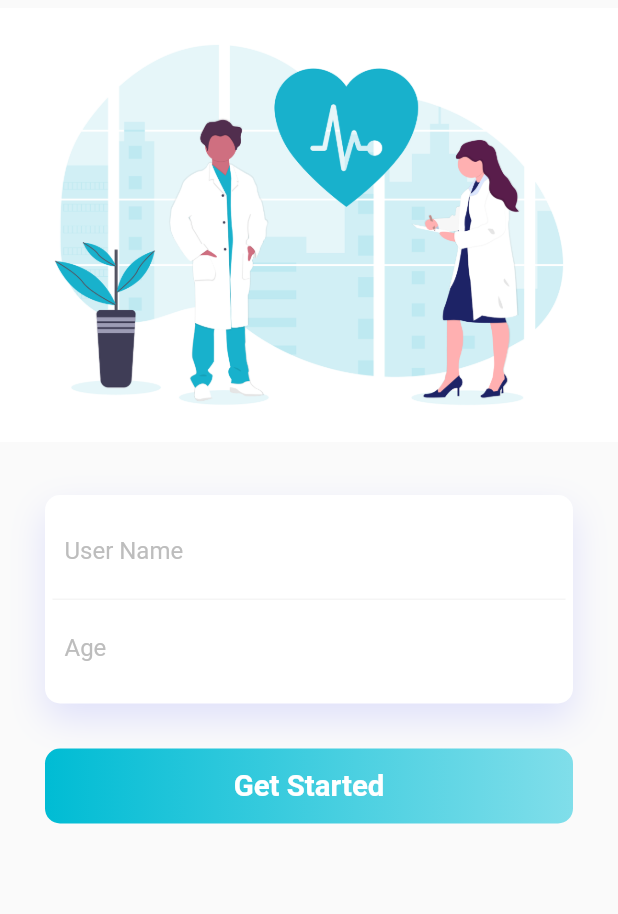
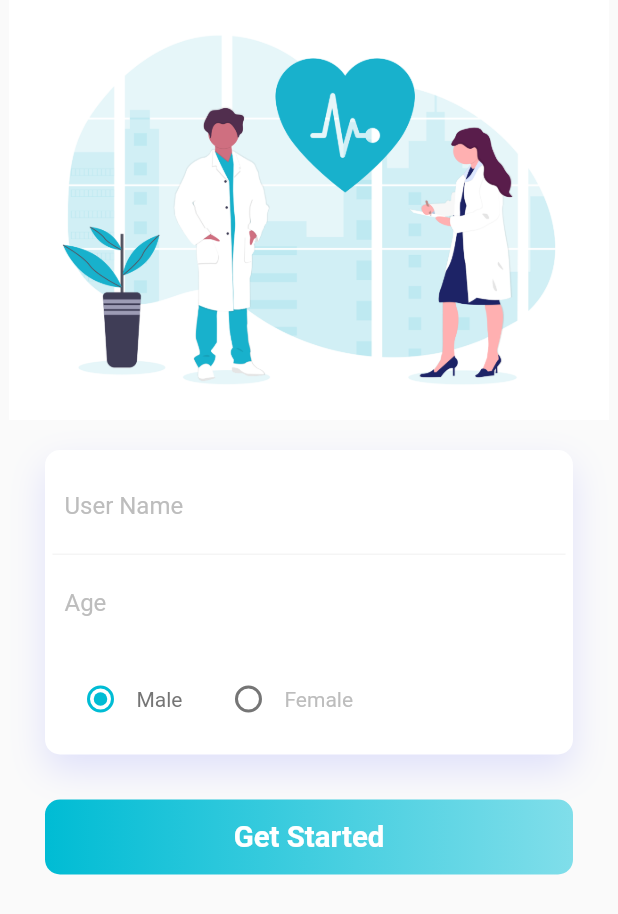
Before and after one commit to M0hammedHaris/pr_doctor, a Flutter app: the LoginPage screen opened directly, on a phone screen of 412 x 824 dp. Shown: the top 914 px of the screen. Run offline on Flutter 3.47's test engine with Material 2 defaults, Android fonts, the phone set to English and light mode, and no system bars; our stand-ins replace moor_flutter, shimmer, simple_animations, toast; missing offline and left inert: flutter_dialogflow_v2; generated files the repository leaves out were written again; project files that could hold a hidden picture were left out.

Commit message:
New app design

```diff
--- a/lib/screens/login/login_page.dart
+++ b/lib/screens/login/login_page.dart
@@ -16,6 +16,7 @@ class LoginPage extends StatefulWidget {
 class _LoginPageState extends State<LoginPage> {
   TextEditingController _userName = TextEditingController();
   TextEditingController _age = TextEditingController();
+  int _groupValueMale = 0,_groupValueFemale =1;
 
   @override
   Widget build(BuildContext context) {
@@ -24,7 +25,7 @@ class _LoginPageState extends State<LoginPage> {
         child: ListView(
           children: <Widget>[
             Container(
-              height: 300,
+              height: 280,
               decoration: BoxDecoration(
                   image: DecorationImage(
                       image:
@@ -32,7 +33,7 @@ class _LoginPageState extends State<LoginPage> {
                       fit: BoxFit.contain)),
             ),
             Padding(
-              padding: EdgeInsets.all(30.0),
+              padding: EdgeInsets.symmetric(horizontal: 30.0,vertical: 20.0),
               child: Column(
                 children: <Widget>[
                   FadeAnimation(
@@ -76,6 +77,36 @@ class _LoginPageState extends State<LoginPage> {
                                     hintStyle:
                                         TextStyle(color: Colors.grey[400])),
                               ),
+                            ),
+                            Container(
+                              padding: EdgeInsets.all(8.0),
+                              child: Row(
+                                children: <Widget>[
+                                 Radio(
+                                   value: 0,
+                                   groupValue: _groupValueMale,
+                                   onChanged: (value){
+                                     setState(() {
+                                       _groupValueMale = 0;
+                                       _groupValueFemale =1;
+                                     });
+                                   },
+                                 ),
+                                  Text('Male',style: TextStyle(color:_groupValueMale==0? Colors.grey[600]:Colors.grey[400]),),
+                                  SizedBox(width: 20.0,),
+                                  Radio(
+                                   value: 0,
+                                   groupValue: _groupValueFemale,
+                                   onChanged: (value){
+                                     setState(() {
+                                       _groupValueFemale = 0;
+                                       _groupValueMale =1;
+                                     });
+                                   },
+                                 ),
+                                  Text('Female',style: TextStyle(color: _groupValueFemale==0? Colors.grey[600]:Colors.grey[400]),),
+                                ],
+                              )
                             )
                           ],
                         ),
@@ -125,8 +156,11 @@ class _LoginPageState extends State<LoginPage> {
   }
 
   void _navigate(String name, String age) async {
+    bool validation;
     final database = Provider.of<AppDatabase>(context, listen: false);
-    final data = DataBase(id: 1, userName: name, age: age, validate: true);
+    _groupValueMale==0 ?validation = true:validation =false;
+    final data = DataBase(id: 1, userName: name, age: age, validate: validation);
+    print(data);
     await database.insertTask(data);
     if (data.validate) {
       Navigator.pushReplacement(
```
Also changed, not shown: lib/screens/botscreen/bot.dart (+25 -5 lines), lib/screens/main_screen/home_screen.dart (+20 -13 lines).
